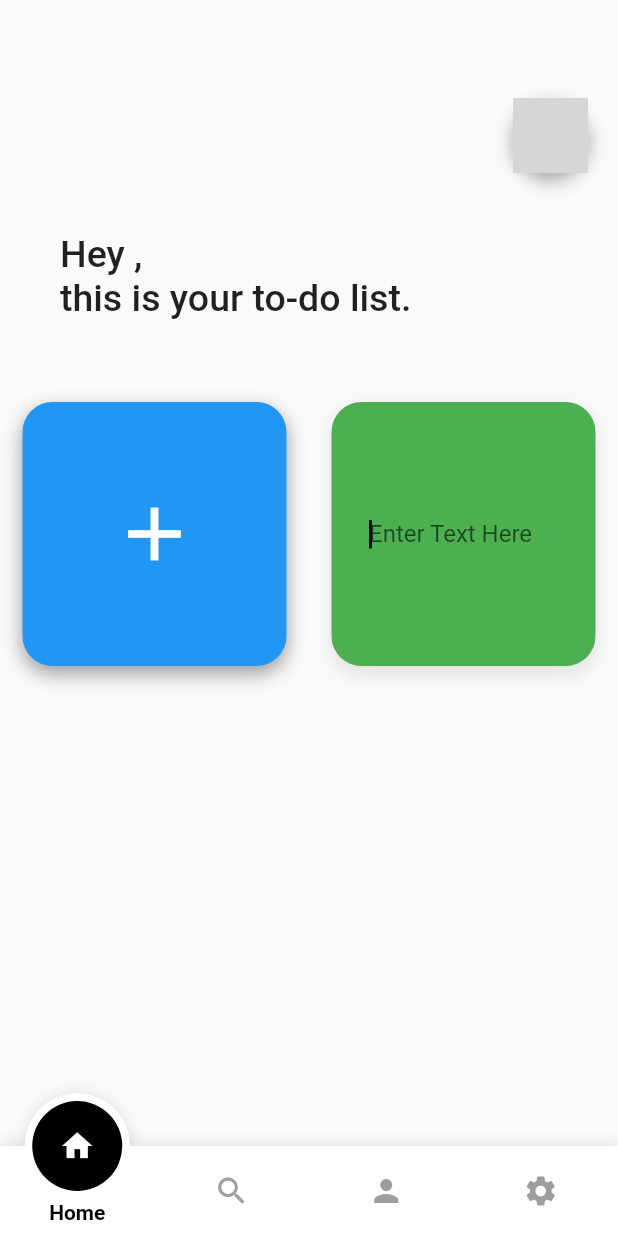
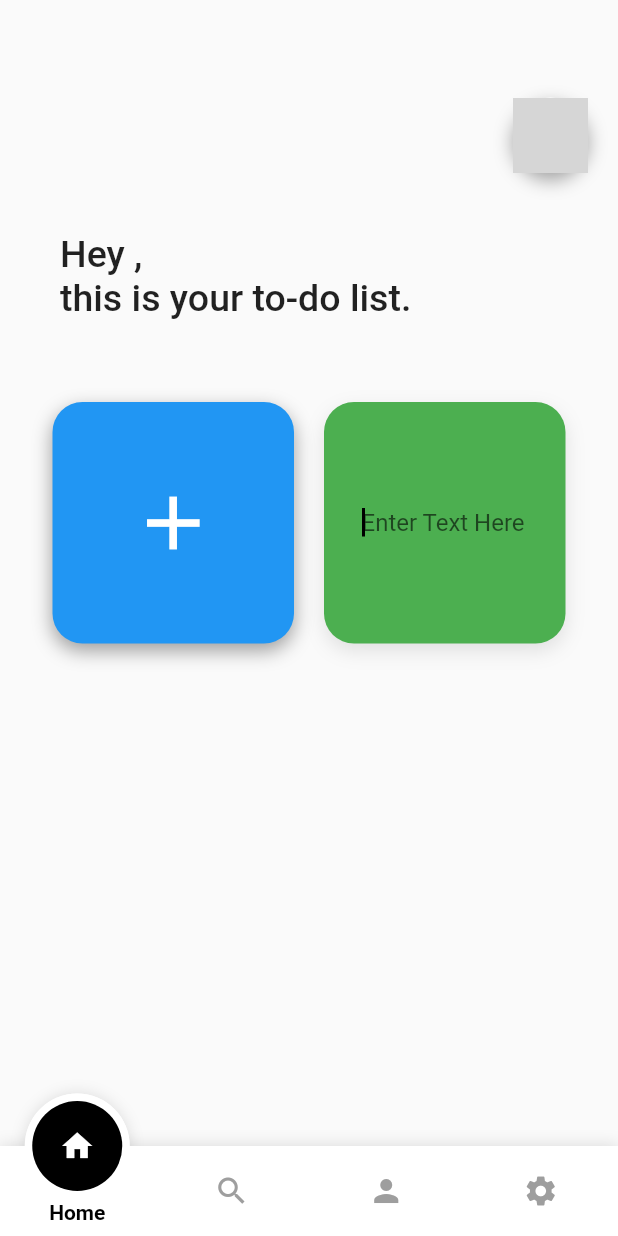
Before and after one commit to sauldesigns/Produ-Task, a Flutter app: the screen it shows once a user with an empty profile is signed in, after a tap on the "add" icon, on a phone screen of 412 x 824 dp. Run offline on Flutter 3.47's test engine with Material 2 defaults, Android fonts, the phone set to English and light mode, and no system bars; drawn by our look-alikes of fancy_bottom_navigation; our stand-ins replace cloud_firestore, connectivity, email_validator, firebase_auth, firebase_storage, flushbar and 2 more; accounts and stored records are empty; network calls fail; statements that could not run were skipped; grey boxes are pictures that could not be loaded.

Commit message:
added padding to gridview, to make spacing same ast greeting

```diff
--- a/lib/home_tabs/home.dart
+++ b/lib/home_tabs/home.dart
@@ -88,7 +88,9 @@ class _HomeTabState extends State<HomeTab> {
                 ),
               ),
             ),
-            GridView.builder(
+            Padding(
+              padding: const EdgeInsets.only(left: 20.0, right: 20),
+              child: GridView.builder(
                 shrinkWrap: true,
                 physics: ScrollPhysics(),
                 padding:
@@ -96,8 +98,8 @@ class _HomeTabState extends State<HomeTab> {
                 itemCount: _books == null ? 1 : _books.length + 1,
                 gridDelegate: SliverGridDelegateWithFixedCrossAxisCount(
                     crossAxisCount: 2,
-                  mainAxisSpacing: 30,
-                  crossAxisSpacing: 30,
+                    mainAxisSpacing: 20,
+                    crossAxisSpacing: 20,
                     childAspectRatio: 1),
                 itemBuilder: (context, index) {
                   if (index == 0) {
@@ -131,6 +133,7 @@ class _HomeTabState extends State<HomeTab> {
                             )
                           : Text(
                               _books[index - 1].title,
+                              textAlign: TextAlign.center,
                               style: TextStyle(
                                 fontSize: 20,
                                 color: Colors.white,
@@ -215,6 +218,7 @@ class _HomeTabState extends State<HomeTab> {
                   }
                 },
               ),
+            ),
           ],
         ),
       ),
--- a/lib/pages/landing_page.dart
+++ b/lib/pages/landing_page.dart
@@ -18,7 +18,6 @@ class _LandingPageState extends State<LandingPage> {
     // SystemChrome.setSystemUIOverlayStyle(
     //     SystemUiOverlayStyle(statusBarBrightness: Brightness.light));
     return Scaffold(
-
       // backgroundColor: Color.fromRGBO(255, 218, 185, 1),
       body: SingleChildScrollView(
         child: Column(
@@ -29,7 +28,7 @@ class _LandingPageState extends State<LandingPage> {
                 child: Column(
                   children: <Widget>[
                     Text(
-                      'Rea:bor',
+                      'Produ:Task',
                       style: TextStyle(
                         fontSize: 40,
                         fontWeight: FontWeight.w500,
@@ -37,9 +36,9 @@ class _LandingPageState extends State<LandingPage> {
                       ),
                     ),
                     Padding(
-                        padding: const EdgeInsets.only(top: 15.0),
+                        padding: const EdgeInsets.only(top: 15.0, left: 50, right: 50),
                         child: Text(
-                            'Share your favorite books and inspiration with your neighbors')),
+                            'Create personal tasks, or share them with others.')),
                   ],
                 ),
               ),
```
Lines whose indentation alone changed are shown as unchanged.
